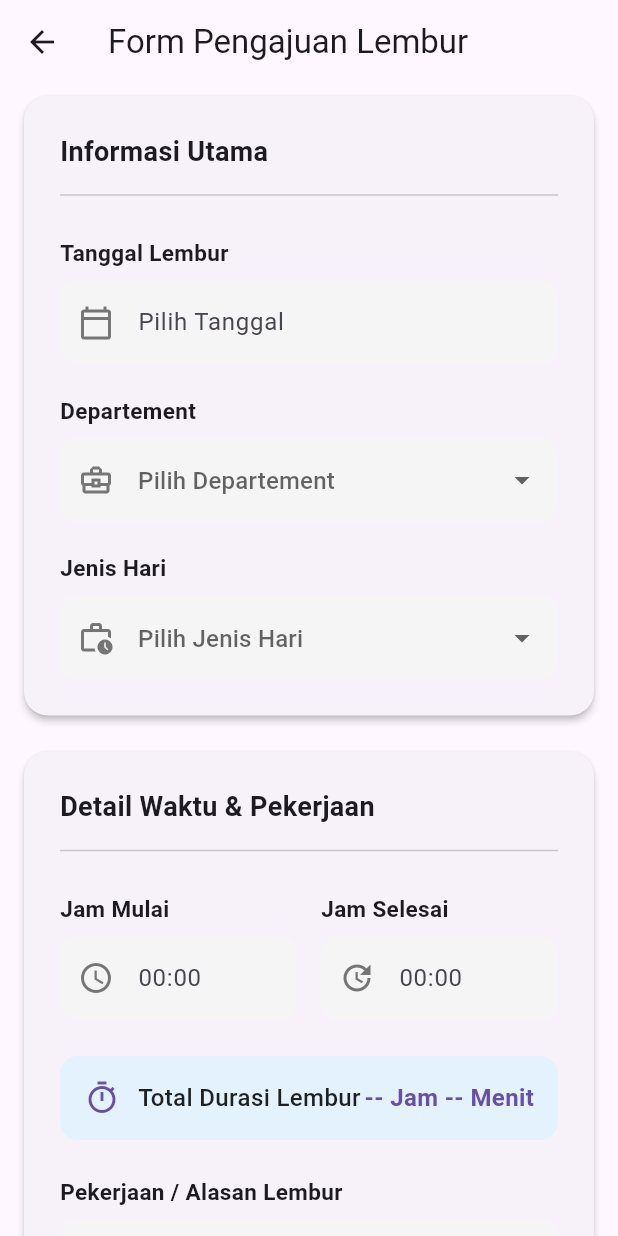
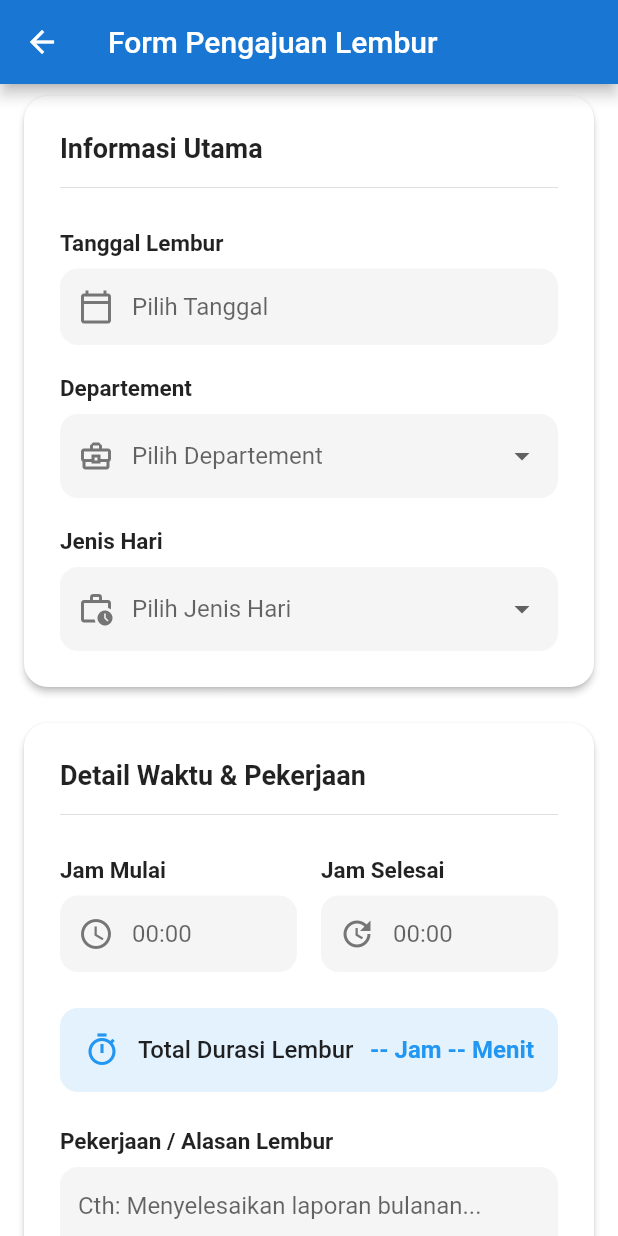
Before and after one commit to farhanmuzakki213/Frontend_Merallin, a Flutter app: the LemburScreen screen opened directly, after a tap on "Ajukan Lembur", on a phone screen of 412 x 824 dp. Run offline on Flutter 3.47's test engine with Material 3 defaults, Android fonts, the phone set to English and light mode, and no system bars; our stand-ins replace device_info_plus, file_picker, firebase_core, firebase_messaging, flutter_dotenv, flutter_image_compress and 11 more; missing offline and left inert: flutter_pdfview; accounts and stored records are empty; Roboto replaces fonts that are missing (Poppins).

Commit message:
Pergantian render UI menggunakan useMaterial2 & Comment dokumentasi code di utils

```diff
--- a/lib/ajukan_lembur_screen.dart
+++ b/lib/ajukan_lembur_screen.dart
@@ -189,9 +189,8 @@ class _AjukanLemburScreenState extends State<AjukanLemburScreen> {
     return Scaffold(
       appBar: AppBar(
         title: const Text('Form Pengajuan Lembur'),
-        // backgroundColor: Colors.transparent,
-        // elevation: 0,
-        // foregroundColor: Colors.black87,
+        backgroundColor: Colors.blue[700],
+        foregroundColor: Colors.white,
       ),
       body: SingleChildScrollView(
         padding: const EdgeInsets.symmetric(horizontal: 16.0, vertical: 8.0),
--- a/lib/detail_lembur_screen.dart
+++ b/lib/detail_lembur_screen.dart
@@ -238,6 +238,8 @@ class _DetailLemburScreenState extends State<DetailLemburScreen> {
     return Scaffold(
       appBar: AppBar(
         title: const Text('Detail Lembur'),
+        backgroundColor: Colors.blue[700],
+        foregroundColor: Colors.white,
       ),
       // Gunakan Consumer untuk mendengarkan perubahan state detail
       body: Consumer<LemburProvider>(
--- a/lib/lembur_screen.dart
+++ b/lib/lembur_screen.dart
@@ -106,8 +106,8 @@ class _LemburScreenState extends State<LemburScreen> {
     return Scaffold(
       appBar: AppBar(
         title: const Text('Riwayat Lembur Saya'),
-        // backgroundColor: Colors.blue,
-        // foregroundColor: Colors.black87,
+        backgroundColor: Colors.blue[700],
+        foregroundColor: Colors.white,
         elevation: 1,
         actions: [
           IconButton(
--- a/lib/main.dart
+++ b/lib/main.dart
@@ -133,8 +133,10 @@ class MyApp extends StatelessWidget {
               navigatorKey: NavigationService.navigatorKey,
               title: 'Merallin Group',
               theme: ThemeData(
+                useMaterial3: false,
                 primarySwatch: Colors.blue,
                 fontFamily: 'Poppins',
+                scaffoldBackgroundColor: Colors.white,
               ),
               debugShowCheckedModeBanner: false,
               localizationsDelegates: const [
--- a/lib/utils/address_helper.dart
+++ b/lib/utils/address_helper.dart
@@ -1,6 +1,12 @@
 import 'dart:convert';
 import 'package:flutter/foundation.dart';
 import 'package:geocoding/geocoding.dart';
+
+
+/*
+ * Helper Fubction untuk mengubah latitude dan longitude menjadi alamat lengkap
+ * Menggunakan Reverse Geocoding
+ */
 
 class AddressHelper {
   // Mengurai string aneh seperti '{latitude: -6.123, longitude: 106.456}'
--- a/lib/utils/http_interceptor.dart
+++ b/lib/utils/http_interceptor.dart
@@ -27,14 +27,10 @@ class HttpInterceptor {
     return response;
   }
 
-  // Tambahkan method lain jika perlu (put, delete, dll.)
 
   void _handleResponse(http.Response response) {
-    // Cek jika status code adalah 401 (Unauthorized)
     if (response.statusCode == 401) {
-      // Panggil fungsi logout di AuthProvider
       _authProvider.handleInvalidSession();
-      // Lemparkan error agar proses selanjutnya di service berhenti
       throw Exception('Sesi tidak valid atau telah berakhir.');
     }
   }
```
Also changed, not shown: lib/utils/image_absen_helper.dart (+12 -11 lines), lib/utils/image_helper.dart (+9 -3 lines), lib/utils/snackbar_helper.dart (+14 -1 lines).
